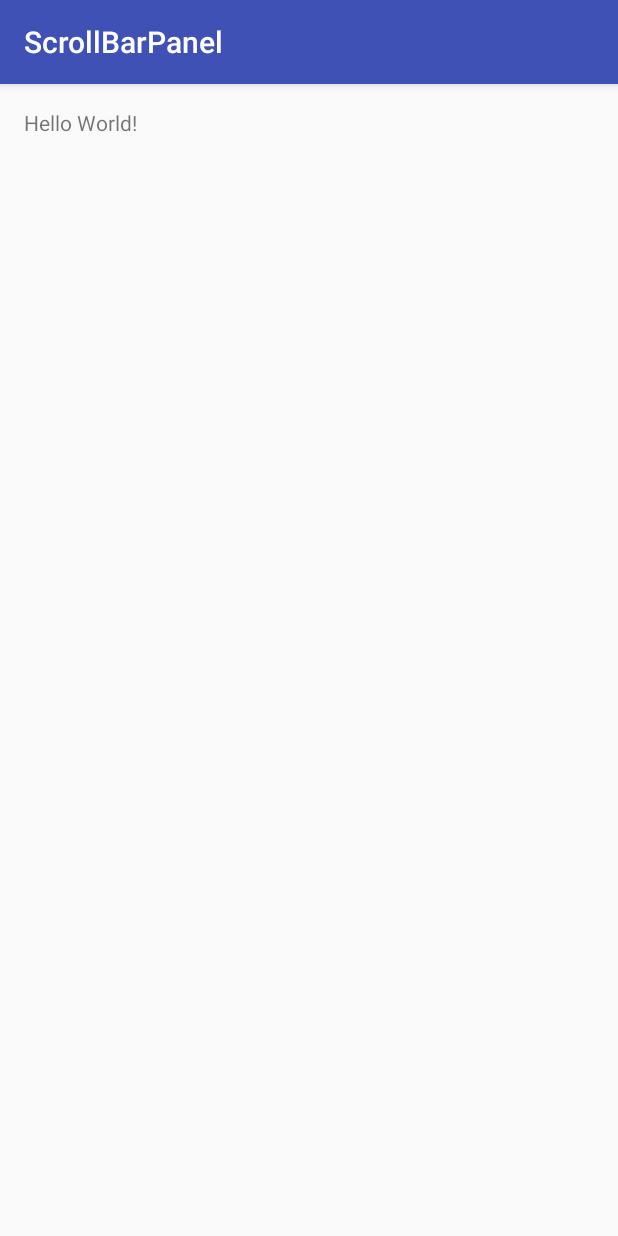
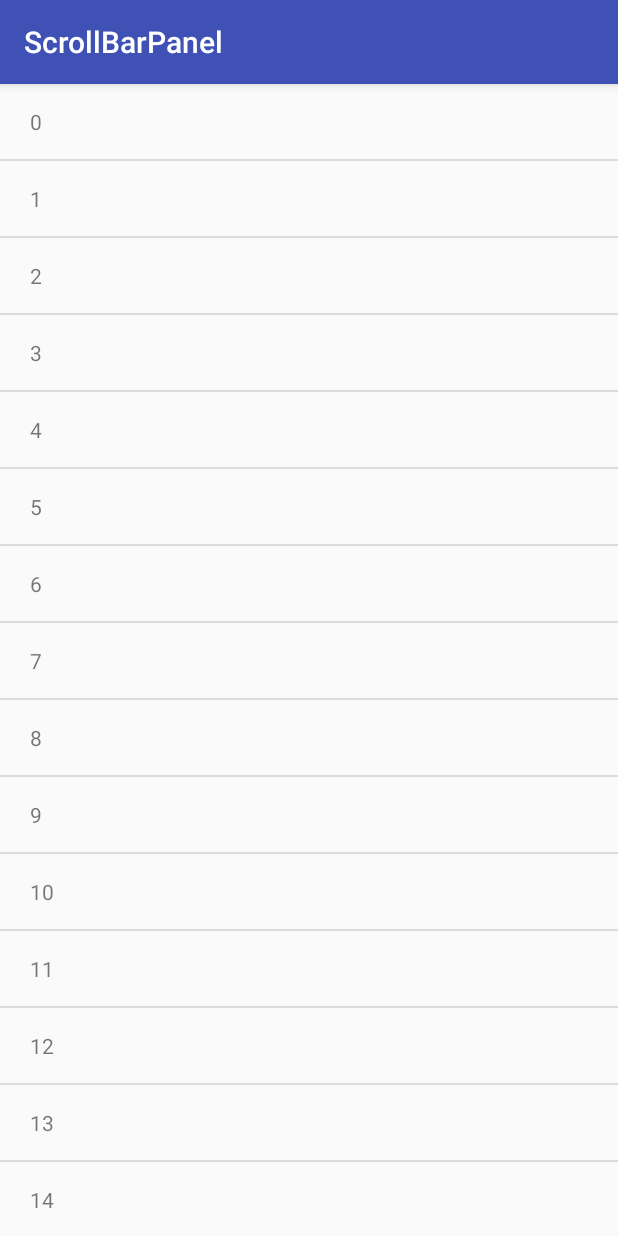
Before and after one commit to rongjianrun/ScrollBarPanel, an Android app: the screen it shows after launch (MainActivity), on a phone screen of 412 x 824 dp. Run offline under Robolectric (Android 15) with nearby library versions, the phone set to English and light mode, and no system bars.

Commit message:
逻辑完善

```diff
--- a/app/src/main/java/com/rjr/scrollbarpanel/MainActivity.java
+++ b/app/src/main/java/com/rjr/scrollbarpanel/MainActivity.java
@@ -2,12 +2,78 @@ package com.rjr.scrollbarpanel;
 
 import android.support.v7.app.AppCompatActivity;
 import android.os.Bundle;
+import android.view.View;
+import android.view.ViewGroup;
+import android.widget.BaseAdapter;
+import android.widget.ListView;
+import android.widget.TextView;
+
+import com.rjr.scrollbarpanel.widget.ScrollBarListView;
+
+import java.util.ArrayList;
+import java.util.List;
 
 public class MainActivity extends AppCompatActivity {
+
+    private ScrollBarListView mSbListView;
+    private List<String> data;
 
     @Override
     protected void onCreate(Bundle savedInstanceState) {
         super.onCreate(savedInstanceState);
         setContentView(R.layout.activity_main);
+
+        mSbListView = ((ScrollBarListView) findViewById(R.id.sb_list_view));
+        initData();
+        mSbListView.setAdapter(new MyAdapter(data));
+    }
+
+    private void initData() {
+        data = new ArrayList<>();
+        for (int i = 0; i < 100; i++) {
+            data.add(String.valueOf(i));
+        }
+    }
+
+    class MyAdapter extends BaseAdapter {
+
+        private List<String> list;
+
+        public MyAdapter(List<String> list) {
+            this.list = list;
+        }
+
+        @Override
+        public int getCount() {
+            return list.size();
+        }
+
+        @Override
+        public Object getItem(int position) {
+            return list.get(position);
+        }
+
+        @Override
+        public long getItemId(int position) {
+            return position;
+        }
+
+        @Override
+        public View getView(int position, View convertView, ViewGroup parent) {
+            ViewHolder holder;
+            if (convertView == null) {
+                convertView = getLayoutInflater().inflate(R.layout.list_item, parent, false);
+                holder = new ViewHolder();
+                holder.tv = (TextView) convertView.findViewById(R.id.tv);
+                convertView.setTag(holder);
+            }
+            holder = (ViewHolder) convertView.getTag();
+            holder.tv.setText(list.get(position));
+            return convertView;
+        }
+    }
+
+    class ViewHolder {
+        private TextView tv;
     }
 }
--- a/app/src/main/java/com/rjr/scrollbarpanel/widget/ScrollBarListView.java
+++ b/app/src/main/java/com/rjr/scrollbarpanel/widget/ScrollBarListView.java
@@ -3,9 +3,13 @@ package com.rjr.scrollbarpanel.widget;
 import android.content.Context;
 import android.content.res.TypedArray;
 import android.graphics.Canvas;
+import android.os.Handler;
 import android.util.AttributeSet;
 import android.view.LayoutInflater;
 import android.view.View;
+import android.view.ViewConfiguration;
+import android.view.animation.Animation;
+import android.view.animation.AnimationUtils;
 import android.widget.AbsListView;
 import android.widget.ListView;
 
@@ -22,23 +26,45 @@ public class ScrollBarListView extends ListView implements AbsListView.OnScrollL
     private int mWidthMeasureSpec;
     private int mHeightMeasureSpec;
     private int mScrollBarPanelPosition; // 定义滑动条y坐标位置
-
-    public ScrollBarListView(Context context) {
-        this(context, null);
-    }
+    private int thumbOffset; // 指示器在ListView中y轴的高度
+    private Animation mInAnimation; // 气泡控件显示时的动画
+    private Animation mOutAnimation; // 气泡控件隐藏时的动画
 
     public ScrollBarListView(Context context, AttributeSet attrs) {
-        this(context, attrs, 0);
-    }
-
-    public ScrollBarListView(Context context, AttributeSet attrs, int defStyleAttr) {
-        super(context, attrs, defStyleAttr);
+        super(context, attrs);
+        super.setOnScrollListener(this);
         TypedArray ta = context.obtainStyledAttributes(attrs, R.styleable.ScrollBarListView);
         int layoutId = ta.getResourceId(R.styleable.ScrollBarListView_scrollBarPanel, -1);
         int inAnimId = ta.getResourceId(R.styleable.ScrollBarListView_scrollBarPanelInAnim, -1);
         int outAnimId = ta.getResourceId(R.styleable.ScrollBarListView_scrollBarPanelOutAnim, -1);
         ta.recycle();
         setScrollBarPanel(layoutId);
+        initAnimations(inAnimId, outAnimId);
+    }
+
+    private void initAnimations(int inAnimId, int outAnimId) {
+        mInAnimation = AnimationUtils.loadAnimation(getContext(), inAnimId);
+        mOutAnimation = AnimationUtils.loadAnimation(getContext(), outAnimId);
+        int scrollBarFadeDuration = ViewConfiguration.getScrollBarFadeDuration();
+        mOutAnimation.setDuration(scrollBarFadeDuration);
+        mOutAnimation.setAnimationListener(new Animation.AnimationListener() {
+            @Override
+            public void onAnimationStart(Animation animation) {
+
+            }
+
+            @Override
+            public void onAnimationEnd(Animation animation) {
+                if (mScrollBarPanel != null) {
+                    mScrollBarPanel.setVisibility(GONE);
+                }
+            }
+
+            @Override
+            public void onAnimationRepeat(Animation animation) {
+
+            }
+        });
     }
 
     @Override
@@ -92,12 +118,24 @@ public class ScrollBarListView extends ListView implements AbsListView.OnScrollL
 
     @Override
     public void onScroll(AbsListView view, int firstVisibleItem, int visibleItemCount, int totalItemCount) {
+        if (mScrollBarPanel == null) {
+            return;
+        }
         // 不断计算mScrollBarPanelPosition的值
         /*
-         * computeHorizontalScrollExtent() 滑动条在纵向滑动范围内经过放大后自身的高度
-         * computeHorizontalScrollOffset() 滑动条纵向幅度的位置 中间--5000
-         * computeHorizontalScrollRange() 滑动的范围：0--10000
+         * computeVerticalScrollExtent() 滑动条在纵向滑动范围内经过放大后自身的高度
+         * computeVerticalScrollOffset() 滑动条纵向幅度的位置 中间--5000
+         * computeVerticalScrollRange() 滑动的范围：0--10000
          */
+        // 1.计算系统滑块的高度
+        // 思路：滑块高度 / ListView高度 = computeVerticalScrollExtent() / computeVerticalScrollRange()
+        int height = Math.round(computeVerticalScrollExtent() * getMeasuredHeight() * 1.0f / computeVerticalScrollRange());
+        // 2.得到系统滑块中间的y坐标
+        // 思路：height / computeVerticalScrollExtent() = thumbOffset / computeVerticalScrollOffset()
+        thumbOffset = Math.round(height * computeVerticalScrollOffset() * 1.0f / computeVerticalScrollExtent());
+        thumbOffset += height / 2;
+        // 得到气泡控件顶部的y轴坐标
+        mScrollBarPanelPosition = thumbOffset - mScrollBarPanel.getMeasuredHeight() / 2;
         // 不断地控制气泡View的重新摆放
         int left = getMeasuredWidth() - mScrollBarPanel.getMeasuredWidth() - getVerticalScrollbarWidth();
         mScrollBarPanel.layout(
@@ -106,4 +144,36 @@ public class ScrollBarListView extends ListView implements AbsListView.OnScrollL
                 left + mScrollBarPanel.getMeasuredWidth(),
                 mScrollBarPanelPosition + mScrollBarPanel.getMeasuredHeight());
     }
+
+    /**
+     * 唤醒scrollBar回调
+     * @param startDelay
+     * @param invalidate
+     * @return
+     */
+    @Override
+    protected boolean awakenScrollBars(int startDelay, boolean invalidate) {
+        boolean awaken = super.awakenScrollBars(startDelay, invalidate);
+        if (mScrollBarPanel == null) {
+            return awaken;
+        }
+        if (awaken) {
+            if (mScrollBarPanel.getVisibility() == GONE) {
+                mScrollBarPanel.setVisibility(VISIBLE);
+                mScrollBarPanel.startAnimation(mInAnimation);
+            }
+            handler.removeCallbacks(r);
+            handler.postDelayed(r, 100);
+        }
+        return awaken;
+    }
+
+    Handler handler = new Handler();
+
+    Runnable r = new Runnable() {
+        @Override
+        public void run() {
+            mScrollBarPanel.startAnimation(mOutAnimation);
+        }
+    };
 }
--- /dev/null
+++ b/app/src/main/res/anim/fade_in_anim.xml
@@ -0,0 +1,14 @@
+<?xml version="1.0" encoding="utf-8"?>
+<set xmlns:android="http://schemas.android.com/apk/res/android">
+    <translate
+        android:fromXDelta="50%"
+        android:toXDelta="0%"
+        android:duration="@android:integer/config_mediumAnimTime"
+        />
+    <alpha
+        android:fromAlpha="0.2"
+        android:toAlpha="1"
+        android:fillAfter="true"
+        android:duration="@android:integer/config_shortAnimTime"
+        />
+</set>
--- /dev/null
+++ b/app/src/main/res/anim/fade_out_anim.xml
@@ -0,0 +1,14 @@
+<?xml version="1.0" encoding="utf-8"?>
+<set xmlns:android="http://schemas.android.com/apk/res/android">
+    <translate
+        android:fromXDelta="0%"
+        android:toXDelta="50%"
+        android:duration="@android:integer/config_mediumAnimTime"
+        />
+    <alpha
+        android:fromAlpha="1"
+        android:toAlpha="0.3"
+        android:fillAfter="true"
+        android:duration="@android:integer/config_shortAnimTime"
+        />
+</set>
--- /dev/null
+++ b/app/src/main/res/drawable/scroll_bar_vertical.xml
@@ -0,0 +1,7 @@
+<?xml version="1.0" encoding="utf-8"?>
+<shape xmlns:android="http://schemas.android.com/apk/res/android"
+    android:shape="rectangle"
+    >
+    <solid android:color="#be3434" />
+    <size android:height="30dp" android:width="10dp" />
+</shape>
--- a/app/src/main/res/layout/activity_main.xml
+++ b/app/src/main/res/layout/activity_main.xml
@@ -1,17 +1,18 @@
 <?xml version="1.0" encoding="utf-8"?>
 <RelativeLayout xmlns:android="http://schemas.android.com/apk/res/android"
-    xmlns:tools="http://schemas.android.com/tools"
+    xmlns:app="http://schemas.android.com/apk/res-auto"
     android:id="@+id/activity_main"
     android:layout_width="match_parent"
-    android:layout_height="match_parent"
-    android:paddingBottom="@dimen/activity_vertical_margin"
-    android:paddingLeft="@dimen/activity_horizontal_margin"
-    android:paddingRight="@dimen/activity_horizontal_margin"
-    android:paddingTop="@dimen/activity_vertical_margin"
-    tools:context="com.rjr.scrollbarpanel.MainActivity">
+    android:layout_height="match_parent">
 
-    <TextView
-        android:layout_width="wrap_content"
-        android:layout_height="wrap_content"
-        android:text="Hello World!" />
+    <com.rjr.scrollbarpanel.widget.ScrollBarListView
+        android:id="@+id/sb_list_view"
+        android:choiceMode="singleChoice"
+        android:scrollbarThumbVertical="@drawable/scroll_bar_vertical"
+        android:scrollbarSize="7dp"
+        app:scrollBarPanelInAnim="@anim/fade_in_anim"
+        app:scrollBarPanelOutAnim="@anim/fade_out_anim"
+        app:scrollBarPanel="@layout/layout_scroll_bar"
+        android:layout_width="match_parent"
+        android:layout_height="match_parent"/>
 </RelativeLayout>
--- /dev/null
+++ b/app/src/main/res/layout/layout_scroll_bar.xml
@@ -0,0 +1,11 @@
+<?xml version="1.0" encoding="utf-8"?>
+<LinearLayout xmlns:android="http://schemas.android.com/apk/res/android"
+    android:orientation="vertical" android:layout_width="wrap_content"
+    android:layout_height="wrap_content">
+
+    <ImageView
+        android:layout_width="50dp"
+        android:layout_height="50dp"
+        android:src="@mipmap/ic_launcher"
+        />
+</LinearLayout>
--- /dev/null
+++ b/app/src/main/res/layout/list_item.xml
@@ -0,0 +1,13 @@
+<?xml version="1.0" encoding="utf-8"?>
+<LinearLayout xmlns:android="http://schemas.android.com/apk/res/android"
+    android:orientation="vertical" android:layout_width="match_parent"
+    android:layout_height="50dp"
+    android:gravity="center_vertical"
+    >
+
+    <TextView
+        android:id="@+id/tv"
+        android:layout_marginLeft="20dp"
+        android:layout_width="wrap_content"
+        android:layout_height="wrap_content" />
+</LinearLayout>
```
